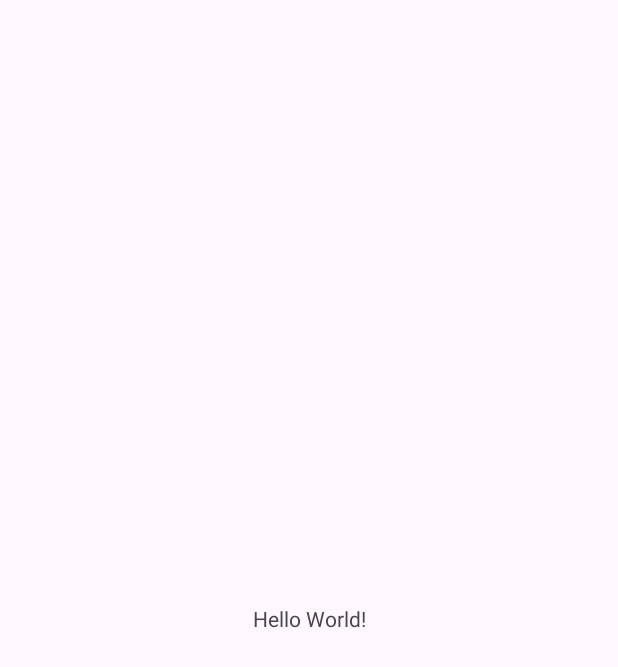
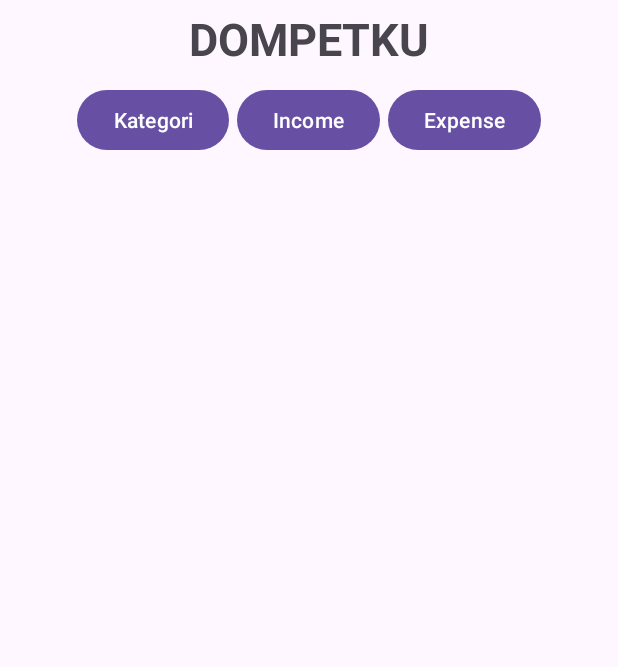
Before and after one commit to Felix-F07/Dompetku, an Android app: the screen it shows after launch (MainActivity), on a phone screen of 412 x 824 dp. Before the commit the part shown is almost empty. Shown: the top 667 px of the screen. Run offline under Robolectric (Android 15) with nearby library versions, the phone set to English and light mode, and no system bars.

Commit message:
layout dan fragment

```diff
--- a/app/src/main/res/layout/activity_main.xml
+++ b/app/src/main/res/layout/activity_main.xml
@@ -1,19 +1,54 @@
 <?xml version="1.0" encoding="utf-8"?>
-<androidx.constraintlayout.widget.ConstraintLayout xmlns:android="http://schemas.android.com/apk/res/android"
+<LinearLayout
+    xmlns:android="http://schemas.android.com/apk/res/android"
+    xmlns:tools="http://schemas.android.com/tools"
     xmlns:app="http://schemas.android.com/apk/res-auto"
-    xmlns:tools="http://schemas.android.com/tools"
     android:id="@+id/main"
     android:layout_width="match_parent"
     android:layout_height="match_parent"
+    android:orientation="vertical"
     tools:context=".MainActivity">
 
     <TextView
-        android:layout_width="wrap_content"
+        android:layout_width="match_parent"
         android:layout_height="wrap_content"
-        android:text="Hello World!"
-        app:layout_constraintBottom_toBottomOf="parent"
-        app:layout_constraintEnd_toEndOf="parent"
-        app:layout_constraintStart_toStartOf="parent"
-        app:layout_constraintTop_toTopOf="parent" />
+        android:text="DOMPETKU"
+        android:textSize="30sp"
+        android:textStyle="bold"
+        android:gravity="center"
+        android:layout_marginTop="5dp"/>
 
-</androidx.constraintlayout.widget.ConstraintLayout>
+    <LinearLayout
+        android:layout_width="match_parent"
+        android:layout_height="wrap_content"
+        android:orientation="horizontal"
+        android:gravity="center"
+        android:layout_marginTop="10dp">
+
+        <Button
+            android:layout_width="wrap_content"
+            android:layout_height="wrap_content"
+            android:text="Kategori"
+            android:id="@+id/btnKategori"
+            android:layout_marginEnd="5dp"/>
+        <Button
+            android:layout_width="wrap_content"
+            android:layout_height="wrap_content"
+            android:text="Income"
+            android:id="@+id/btnIncome"
+            android:layout_marginEnd="5dp"/>
+        <Button
+            android:layout_width="wrap_content"
+            android:layout_height="wrap_content"
+            android:text="Expense"
+            android:id="@+id/btnExpense"/>
+    </LinearLayout>
+
+    <androidx.fragment.app.FragmentContainerView
+        android:layout_width="match_parent"
+        android:layout_height="match_parent"
+        android:layout_margin="16dp"
+        android:id="@+id/fragment_container"/>
+
+
+  </LinearLayout>
```
